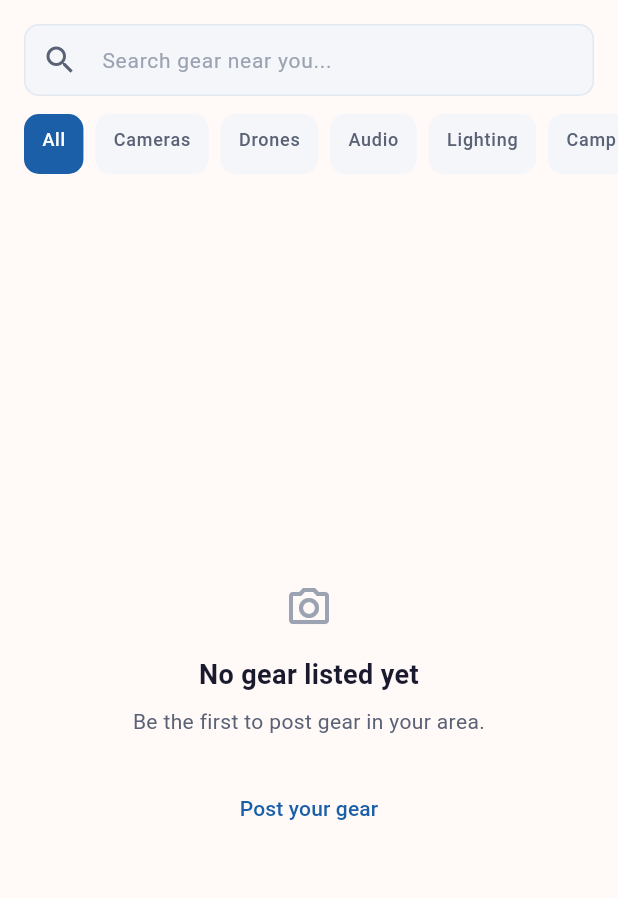
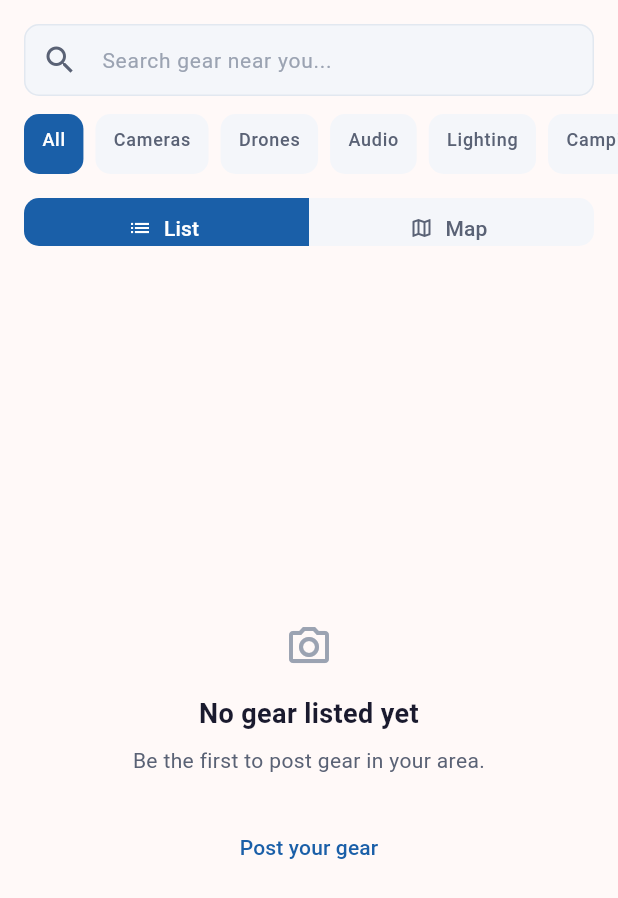
Before and after one commit to johnrichard23/gearloop, a Flutter app: the BrowseScreen screen opened directly, on a phone screen of 412 x 824 dp. Shown: the top 898 px of the screen. Run offline on Flutter 3.47's test engine with Material 3 defaults, Android fonts, the phone set to English and light mode, and no system bars; our stand-ins replace dartz, equatable, flutter_dotenv, flutter_riverpod, geocoding, geolocator and 4 more; missing offline and left inert: google_maps_flutter_android, google_maps_flutter_platform_interface; accounts and stored records are empty.

```diff
--- a/lib/features/listings/presentation/screens/browse_screen.dart
+++ b/lib/features/listings/presentation/screens/browse_screen.dart
@@ -1,6 +1,7 @@
 import 'package:flutter/material.dart';
 import 'package:flutter_riverpod/flutter_riverpod.dart';
 import 'package:go_router/go_router.dart';
+import 'package:google_maps_flutter/google_maps_flutter.dart';
 
 import '../../../../core/constants/app_colors.dart';
 import '../../../../core/constants/app_spacing.dart';
@@ -12,6 +13,8 @@ import '../../../../core/widgets/loading_skeleton.dart';
 import '../../domain/entities/listing_entity.dart';
 import '../providers/listings_provider.dart';
 import '../widgets/listing_card.dart';
+
+enum _BrowseViewMode { list, map }
 
 /// Browse gear listings from Supabase.
 class BrowseScreen extends ConsumerStatefulWidget {
@@ -36,6 +39,7 @@ class _BrowseScreenState extends ConsumerState<BrowseScreen> {
   ];
 
   String _selectedCategory = 'All';
+  _BrowseViewMode _viewMode = _BrowseViewMode.list;
 
   List<ListingEntity> _filterByCategory(List<ListingEntity> listings) {
     if (_selectedCategory == 'All') {
@@ -119,15 +123,78 @@ class _BrowseScreenState extends ConsumerState<BrowseScreen> {
               ),
             ),
             const SizedBox(height: AppSpacing.kSpacing12),
+            Padding(
+              padding: const EdgeInsets.symmetric(
+                horizontal: AppSpacing.kSpacing16,
+              ),
+              child: SizedBox(
+                height: 40,
+                child: SegmentedButton<String>(
+                  showSelectedIcon: false,
+                  segments: const [
+                    ButtonSegment(
+                      value: 'list',
+                      label: Text('List'),
+                      icon: Icon(Icons.list, size: 16),
+                    ),
+                    ButtonSegment(
+                      value: 'map',
+                      label: Text('Map'),
+                      icon: Icon(Icons.map_outlined, size: 16),
+                    ),
+                  ],
+                  selected: {_viewMode == _BrowseViewMode.list ? 'list' : 'map'},
+                  onSelectionChanged: (value) {
+                    setState(() {
+                      _viewMode = value.first == 'list'
+                          ? _BrowseViewMode.list
+                          : _BrowseViewMode.map;
+                    });
+                  },
+                  expandedInsets: EdgeInsets.zero,
+                  style: ButtonStyle(
+                    backgroundColor: WidgetStateProperty.resolveWith(
+                      (states) => states.contains(WidgetState.selected)
+                          ? AppColors.kColorPrimary
+                          : AppColors.kColorSurfaceVariant,
+                    ),
+                    foregroundColor: WidgetStateProperty.resolveWith(
+                      (states) => states.contains(WidgetState.selected)
+                          ? Colors.white
+                          : AppColors.kColorTextSecondary,
+                    ),
+                    iconColor: WidgetStateProperty.resolveWith(
+                      (states) => states.contains(WidgetState.selected)
+                          ? Colors.white
+                          : AppColors.kColorTextSecondary,
+                    ),
+                    side: WidgetStateProperty.all(BorderSide.none),
+                    shape: WidgetStateProperty.all(
+                      RoundedRectangleBorder(
+                        borderRadius: BorderRadius.circular(
+                          AppSpacing.kRadiusMedium,
+                        ),
+                      ),
+                    ),
+                  ),
+                ),
+              ),
+            ),
+            const SizedBox(height: AppSpacing.kSpacing12),
             Expanded(
               child: listingsAsync.when(
-                loading: () => GridView.builder(
+                loading: () {
+                  if (_viewMode == _BrowseViewMode.map) {
+                    return const Center(child: CircularProgressIndicator());
+                  }
+                  return GridView.builder(
                     padding: const EdgeInsets.all(AppSpacing.kSpacing16),
-                  gridDelegate: const SliverGridDelegateWithFixedCrossAxisCount(
+                    gridDelegate:
+                        const SliverGridDelegateWithFixedCrossAxisCount(
                       crossAxisCount: 2,
                       crossAxisSpacing: AppSpacing.kSpacing12,
                       mainAxisSpacing: AppSpacing.kSpacing12,
-                    childAspectRatio: 0.58,
+                      mainAxisExtent: 290,
                     ),
                     itemCount: 6,
                     itemBuilder: (context, index) {
@@ -136,7 +203,8 @@ class _BrowseScreenState extends ConsumerState<BrowseScreen> {
                         height: double.infinity,
                       );
                     },
-                ),
+                  );
+                },
                 error: (error, _) => ErrorStateWidget(
                   message: error is Failure
                       ? error.message
@@ -146,6 +214,9 @@ class _BrowseScreenState extends ConsumerState<BrowseScreen> {
                 data: (allListings) {
                   final listings = _filterByCategory(allListings);
                   if (listings.isEmpty) {
+                    if (_viewMode == _BrowseViewMode.map) {
+                      return _BrowseMapView(listings: listings);
+                    }
                     return EmptyStateWidget(
                       title: 'No gear listed yet',
                       subtitle: _selectedCategory == 'All'
@@ -158,6 +229,9 @@ class _BrowseScreenState extends ConsumerState<BrowseScreen> {
                       ),
                     );
                   }
+                  if (_viewMode == _BrowseViewMode.map) {
+                    return _BrowseMapView(listings: listings);
+                  }
                   return GridView.builder(
                     padding: const EdgeInsets.all(AppSpacing.kSpacing16),
                     gridDelegate:
@@ -165,7 +239,7 @@ class _BrowseScreenState extends ConsumerState<BrowseScreen> {
                       crossAxisCount: 2,
                       crossAxisSpacing: AppSpacing.kSpacing12,
                       mainAxisSpacing: AppSpacing.kSpacing12,
-                      childAspectRatio: 0.58,
+                      mainAxisExtent: 290,
                     ),
                     itemCount: listings.length,
                     itemBuilder: (context, index) {
@@ -185,6 +259,77 @@ class _BrowseScreenState extends ConsumerState<BrowseScreen> {
           ],
         ),
       ),
+    );
+  }
+
+}
+
+class _BrowseMapView extends StatelessWidget {
+  const _BrowseMapView({required this.listings});
+
+  final List<ListingEntity> listings;
+
+  static const LatLng _sorsogonCity = LatLng(12.9734, 124.0067);
+
+  static bool _hasValidLocation(ListingEntity listing) {
+    return !(listing.lat == 0.0 && listing.lng == 0.0);
+  }
+
+  LatLng _mapCenter() {
+    final validListings =
+        listings.where(_hasValidLocation).toList();
+    if (validListings.isEmpty) {
+      return _sorsogonCity;
+    }
+
+    final latSum = validListings.fold<double>(
+      0,
+      (sum, listing) => sum + listing.lat,
+    );
+    final lngSum = validListings.fold<double>(
+      0,
+      (sum, listing) => sum + listing.lng,
+    );
+    return LatLng(
+      latSum / validListings.length,
+      lngSum / validListings.length,
+    );
+  }
+
+  Set<Marker> _buildMarkers(BuildContext context) {
+    return listings.where(_hasValidLocation).map((listing) {
+      return Marker(
+        markerId: MarkerId(listing.id),
+        position: LatLng(listing.lat, listing.lng),
+        infoWindow: InfoWindow(
+          title: listing.title,
+          snippet: '${listing.pricePerDay}/day',
+          onTap: () => context.push(
+            '/listing/${listing.id}',
+            extra: listing,
+          ),
+        ),
+      );
+    }).toSet();
+  }
+
+  @override
+  Widget build(BuildContext context) {
+    final center = _mapCenter();
+    final markers = _buildMarkers(context);
+
+    return GoogleMap(
+      key: ValueKey(
+        '${center.latitude}_${center.longitude}_${markers.length}',
+      ),
+      initialCameraPosition: CameraPosition(
+        target: center,
+        zoom: 12,
+      ),
+      mapType: MapType.normal,
+      markers: markers,
+      zoomControlsEnabled: false,
+      myLocationButtonEnabled: false,
     );
   }
 }
```
Also changed, not shown: 3 other files. Lines whose indentation alone changed are shown as unchanged.
